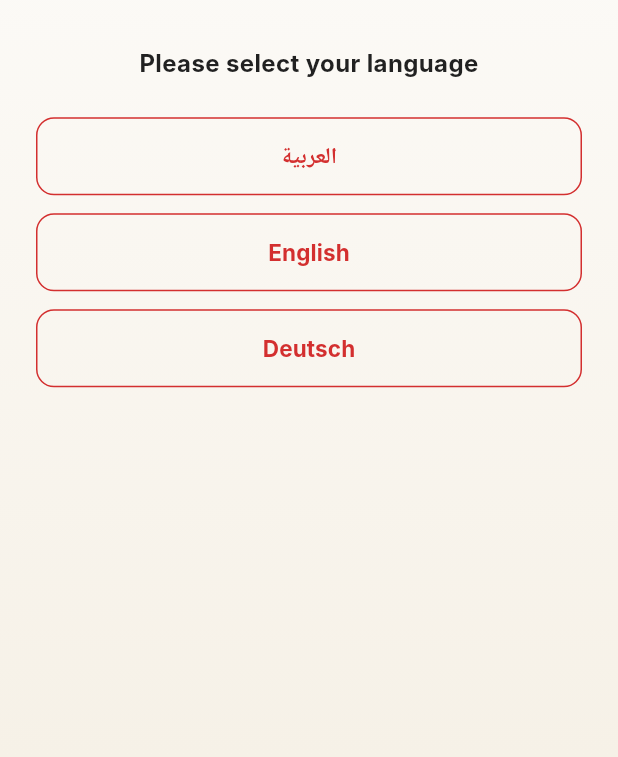
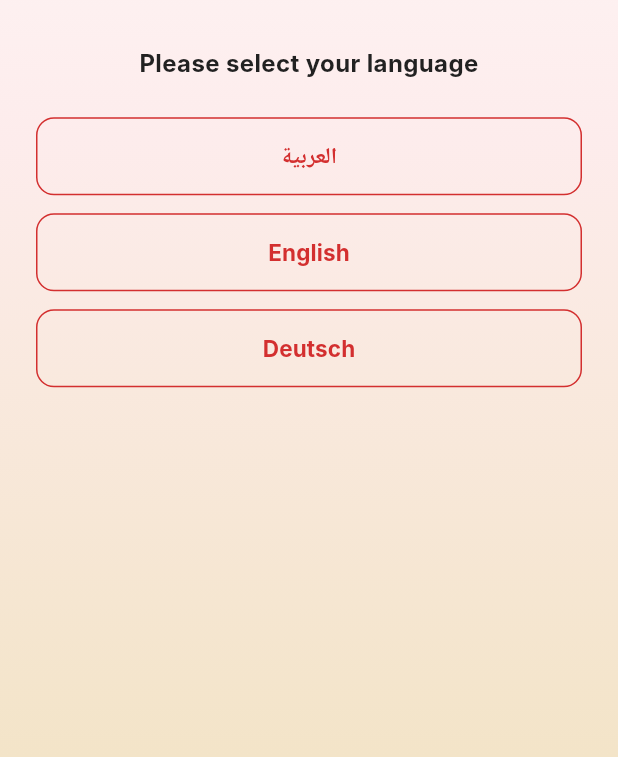
Before and after one commit to amirwahby-DSB/dsb-pr-app, a Flutter app: the screen it shows after launch, on a phone screen of 412 x 824 dp, the part 479-1236 px from its top. Run offline on Flutter 3.47's test engine with Material 3 defaults, Android fonts, the phone set to English and light mode, and no system bars; our stand-ins replace file_picker, pdf, printing; Roboto replaces fonts that are missing (Inter).

Commit message:
Update app_theme.dart

```diff
--- a/lib/theme/app_theme.dart
+++ b/lib/theme/app_theme.dart
@@ -14,13 +14,15 @@ class DSBAColors {
   static const Color danger = Color(0xFFC62828);
   static const Color textMuted = Color(0xFF6B6B6B);
 
-  /// Subtle app-wide background gradient — applied once in main.dart
-  /// behind every screen. Kept very light so it never fights with
-  /// text or card contrast; just gives the app a bit of depth instead
-  /// of a flat white/gray page.
+  /// App-wide background gradient — applied once in main.dart behind
+  /// every screen. Widened the contrast between stops (soft crimson
+  /// blush at top → warm gold cream at bottom) so it reads clearly as
+  /// a gradient instead of near-flat white, while staying light enough
+  /// to never fight with text or card contrast.
   static const List<Color> backgroundGradient = [
     Color(0xFFFFFFFF),
-    Color(0xFFF6F1E7),
+    Color(0xFFFDECEC),
+    Color(0xFFF3E4C8),
   ];
 }
 
@@ -57,12 +59,15 @@ class AppTheme {
         onSecondary: DSBAColors.neutralDark,
       ),
 
-      appBarTheme: const AppBarTheme(
+      appBarTheme: AppBarTheme(
         backgroundColor: DSBAColors.primaryCrimson,
         foregroundColor: Colors.white,
-        elevation: 0,
+        // Subtle shadow instead of a hard flat color-cutoff edge — gives
+        // the AppBar a bit of depth without a heavy Material shadow.
+        elevation: 3,
+        shadowColor: Colors.black.withValues(alpha: 0.25),
         centerTitle: true,
-        titleTextStyle: TextStyle(
+        titleTextStyle: const TextStyle(
           fontSize: 18,
           fontWeight: FontWeight.w600,
           color: Colors.white,
```
